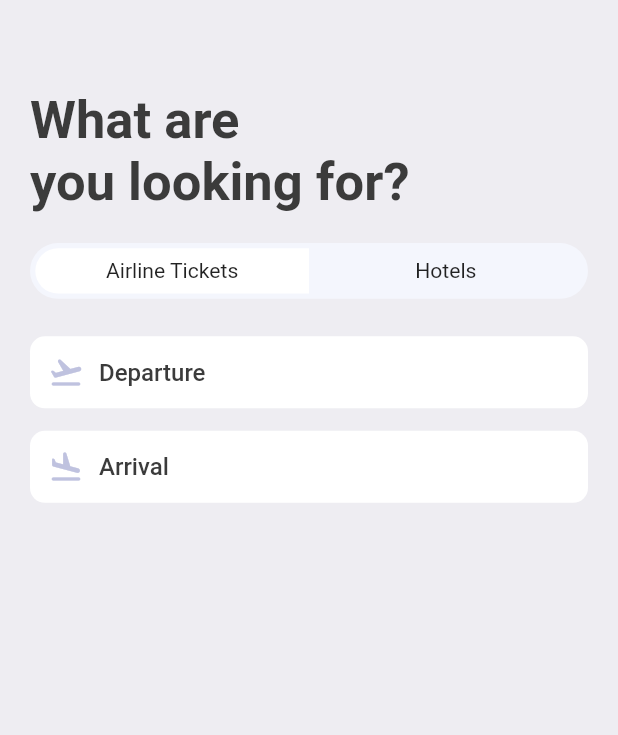
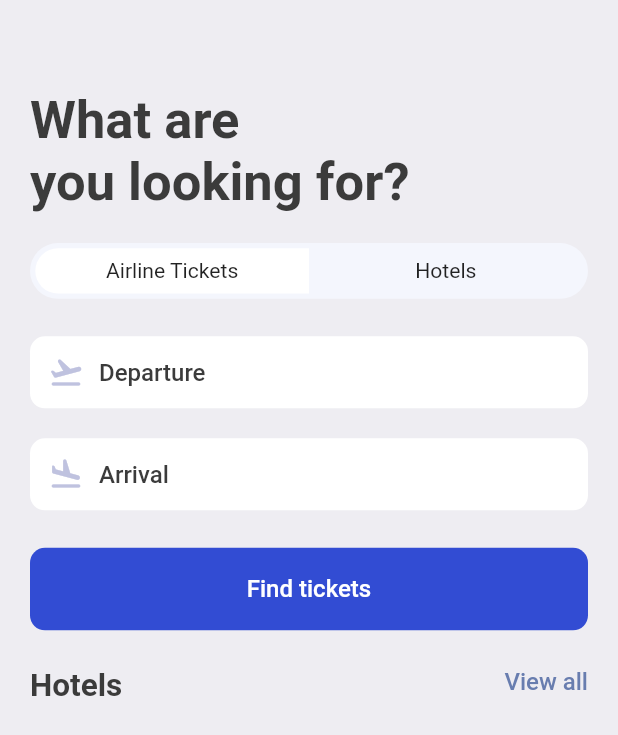
Before and after one commit to fhgaha/BookTicketsApp, a Flutter app: the SearchScreen screen opened directly, on a phone screen of 412 x 824 dp. Shown: the top 735 px of the screen. Run offline on Flutter 3.47's test engine with Material 2 defaults, Android fonts, the phone set to English and light mode, and no system bars; our stand-ins replace fluentui_icons, gap, get.

Commit message:
find tickets button

```diff
--- a/lib/screens/search_screen.dart
+++ b/lib/screens/search_screen.dart
@@ -1,5 +1,6 @@
 import 'package:booktickets/utils/app_layout.dart';
 import 'package:booktickets/utils/app_styles.dart';
+import 'package:booktickets/widgets/double_text_widget.dart';
 import 'package:booktickets/widgets/icon_text_widget.dart';
 import 'package:fluentui_icons/fluentui_icons.dart';
 import 'package:flutter/material.dart';
@@ -68,8 +69,29 @@ class SearchScreen extends StatelessWidget {
           Gap(AppLayout.getHeight(25)),
           const AppIconText(
               icon: Icons.flight_takeoff_rounded, text: "Departure"),
-          Gap(AppLayout.getHeight(15)),
+          Gap(AppLayout.getHeight(20)),
           const AppIconText(icon: Icons.flight_land_rounded, text: "Arrival"),
+          Gap(AppLayout.getHeight(25)),
+          Container(
+            padding: EdgeInsets.symmetric(
+              vertical: AppLayout.getHeight(18),
+              horizontal: AppLayout.getWidth(15),
+            ),
+            decoration: BoxDecoration(
+              color: const Color(0xd91130ce),
+              borderRadius: BorderRadius.circular(10),
+            ),
+            child: Center(
+              child: Text(
+                "Find tickets",
+                style: Styles.textStyle.copyWith(color: Colors.white),
+              ),
+            ),
+          ),
+
+          Gap(AppLayout.getHeight(25)),
+          const AppDoubleTextWidget(bigText: "Hotels", smallText: "View all"),
+          Gap(AppLayout.getHeight(25)),
         ],
       ),
     );
--- /dev/null
+++ b/lib/widgets/double_text_widget.dart
@@ -0,0 +1,32 @@
+import 'package:flutter/material.dart';
+import '../utils/app_styles.dart';
+
+class AppDoubleTextWidget extends StatelessWidget {
+  final String bigText;
+  final String smallText;
+  const AppDoubleTextWidget(
+      {super.key, required this.bigText, required this.smallText});
+
+  @override
+  Widget build(BuildContext context) {
+    return Container(
+      padding: const EdgeInsets.symmetric(horizontal: 0),
+      child: Row(
+        mainAxisAlignment: MainAxisAlignment.spaceBetween,
+        crossAxisAlignment: CrossAxisAlignment.start,
+        children: [
+          Text(bigText, style: Styles.headLineStyle2),
+          InkWell(
+            onTap: () {
+              print("You are tapped " "View all" "");
+            },
+            child: Text(
+              smallText,
+              style: Styles.textStyle.copyWith(color: Styles.primaryColor),
+            ),
+          ),
+        ],
+      ),
+    );
+  }
+}
```
Also changed, not shown: lib/screens/home_screen.dart (+4 -37 lines).
